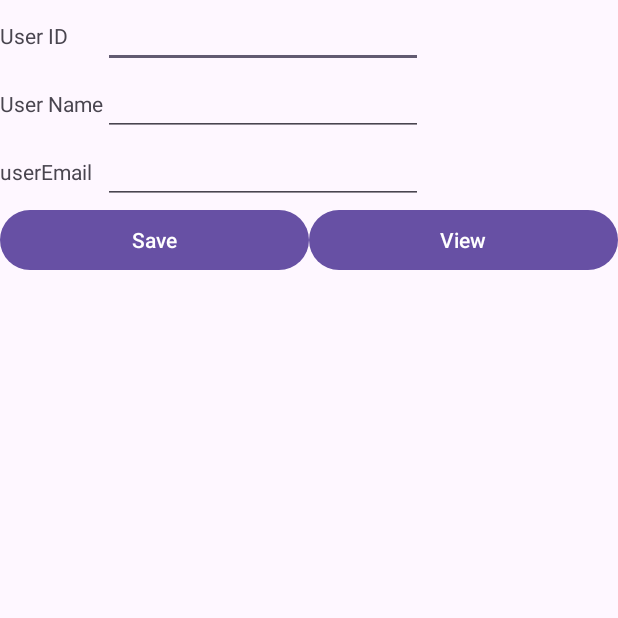
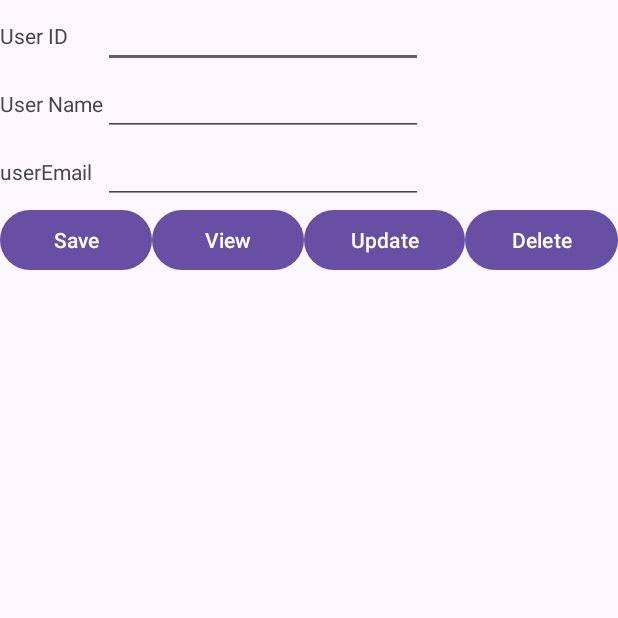
Before and after one commit to ThetMhueWai/My_Exercise_One_KotlinTesting, an Android app: the screen it shows after launch (DatabaseActivity), on a phone screen of 412 x 824 dp, the top half of it. Run offline under Robolectric (Android 15) with nearby library versions, the phone set to English and light mode, and no system bars.

Commit message:
message changes

```diff
--- a/app/src/main/res/layout/activity_database.xml
+++ b/app/src/main/res/layout/activity_database.xml
@@ -87,6 +87,20 @@
             android:layout_weight="1"
             android:text="View" />
 
+        <Button
+            android:id="@+id/btnUpdate"
+            android:layout_width="wrap_content"
+            android:layout_height="wrap_content"
+            android:layout_weight="1"
+            android:text="Update" />
+
+        <Button
+            android:id="@+id/btnDelete"
+            android:layout_width="wrap_content"
+            android:layout_height="wrap_content"
+            android:layout_weight="1"
+            android:text="Delete" />
+
     </LinearLayout>
 
     <LinearLayout
```
